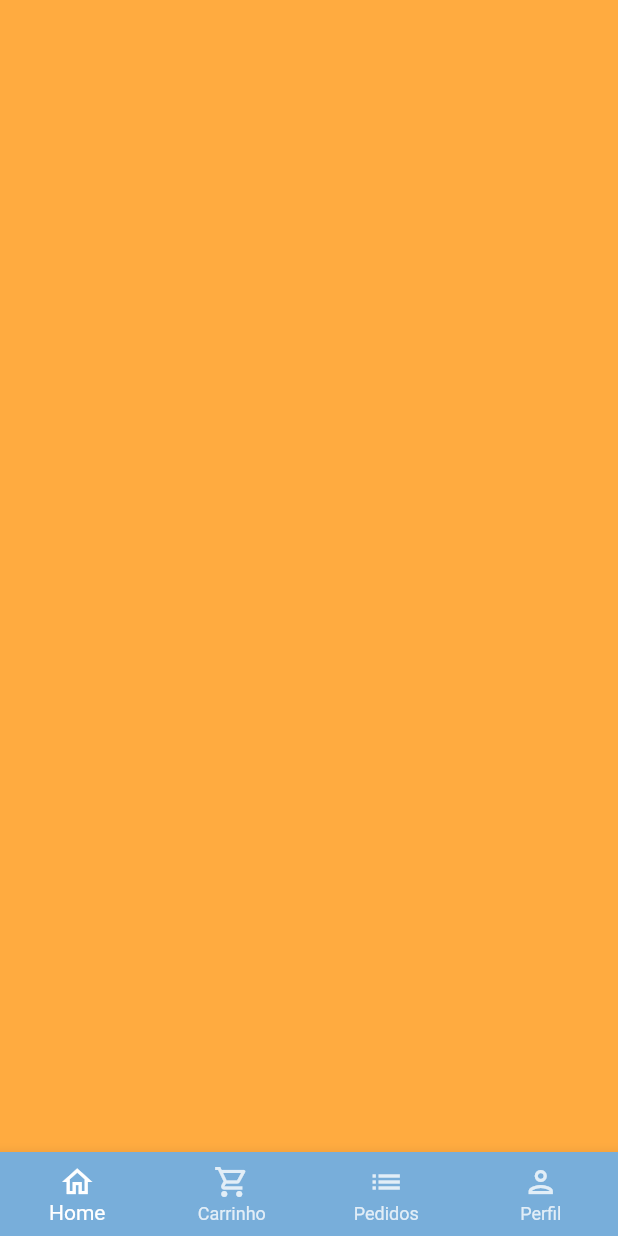
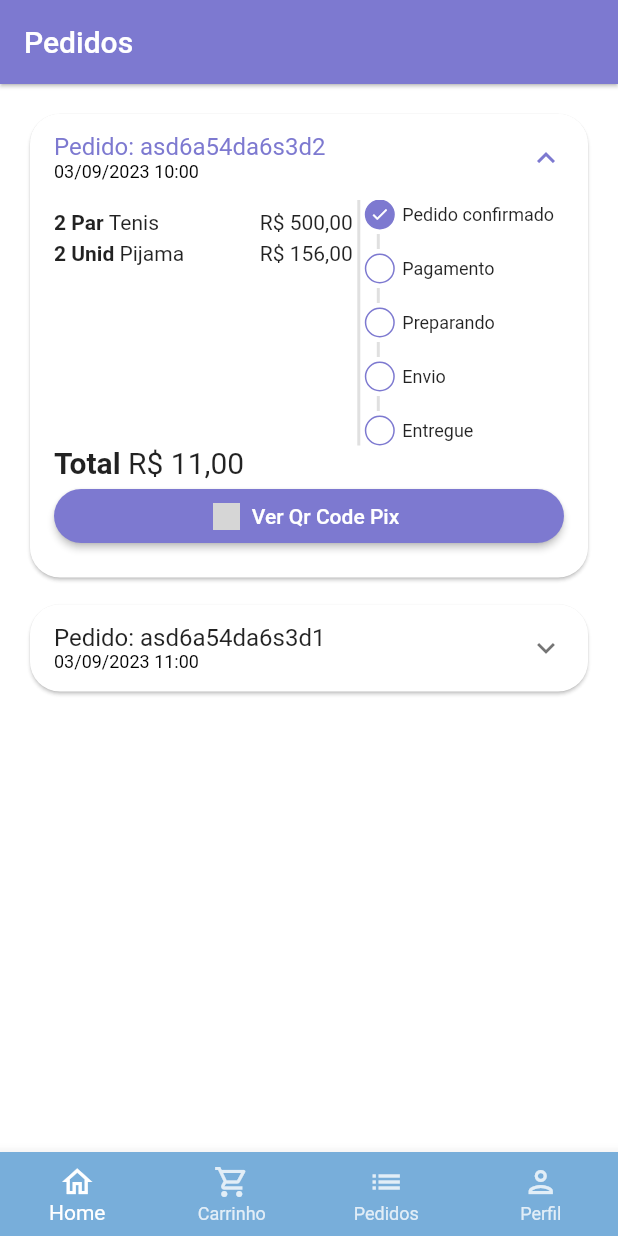
Before and after one commit to Estevao-Nicolau/LojaVirtual, a Flutter app: the BaseScreen screen opened directly, swiped to page 3, on a phone screen of 412 x 824 dp. Run offline on Flutter 3.47's test engine with Material 2 defaults, Android fonts, the phone set to English and light mode, and no system bars; our stand-ins replace animated_text_kit, badges, firebase_core, mask_text_input_formatter; accounts and stored records are empty; network calls fail; grey boxes are pictures that could not be loaded.

Commit message:
:heavy_plus_sign:Order

```diff
--- a/lib/src/config/app_data.dart
+++ b/lib/src/config/app_data.dart
@@ -1,5 +1,6 @@
 import 'package:lojavirtual/src/models/cart_item_model.dart';
 import 'package:lojavirtual/src/models/item_model.dart';
+import 'package:lojavirtual/src/models/order_model.dart';
 import 'package:lojavirtual/src/models/user_model.dart';
 
 // Relógio
@@ -107,3 +108,41 @@ UserModel user = UserModel(
   password: '123456',
   cpf: '356.956.267-88',
 );
+
+List<OrderModel> orders = [
+  // Pedido 01
+  OrderModel(
+    copyAndPaste: 'q1w2e3r4t5y6',
+    createdDateTime: DateTime.parse('2023-09-03 10:00:10.458'),
+    id: 'asd6a54da6s3d2',
+    status: 'pending_payment',
+    total: 11.0,
+    overdueDateTime: DateTime.parse('2023-09-03 10:00:10.458'),
+    items: [
+      CartItemModel(
+        item: shoes,
+        quantity: 2,
+      ),
+      CartItemModel(
+        item: pajama,
+        quantity: 2,
+      ),
+    ],
+  ),
+
+  // Pedido 02
+  OrderModel(
+    copyAndPaste: 'q1w2e3r4t5y3',
+    createdDateTime: DateTime.parse('2023-09-03 11:00:10.458'),
+    id: 'asd6a54da6s3d1',
+    status: 'shipping',
+    total: 11.0,
+    overdueDateTime: DateTime.parse('2023-09-03 11:00:10.458'),
+    items: [
+      CartItemModel(
+        item: perfume,
+        quantity: 2,
+      ),
+    ],
+  ),
+];
--- /dev/null
+++ b/lib/src/models/order_model.dart
@@ -0,0 +1,21 @@
+import 'package:lojavirtual/src/models/cart_item_model.dart';
+
+class OrderModel {
+  String id;
+  DateTime createdDateTime;
+  DateTime overdueDateTime;
+  List<CartItemModel> items;
+  String status;
+  String copyAndPaste;
+  double total;
+
+  OrderModel({
+    required this.copyAndPaste,
+    required this.createdDateTime,
+    required this.id,
+    required this.overdueDateTime,
+    required this.items,
+    required this.status,
+    required this.total,
+  });
+}
--- a/lib/src/pages/base/base_screen.dart
+++ b/lib/src/pages/base/base_screen.dart
@@ -3,6 +3,8 @@ import 'package:lojavirtual/src/config/theme_colors.dart';
 import 'package:lojavirtual/src/pages/cart/cart_tab.dart';
 import 'package:lojavirtual/src/pages/home/home_tab.dart';
 import 'package:lojavirtual/src/pages/profile/profile_tab.dart';
+
+import '../orders/orders_tab.dart';
 
 class BaseScreen extends StatefulWidget {
   BaseScreen({Key? key}) : super(key: key);
@@ -24,7 +26,7 @@ class _BaseScreenState extends State<BaseScreen> {
         children: [
           HomeTab(),
           CartTab(),
-          Container(color: Colors.orangeAccent),
+          OrdersTab(),
           ProfileTab(),
         ],
       ),
--- /dev/null
+++ b/lib/src/pages/orders/components/order_status_widget.dart
@@ -0,0 +1,130 @@
+import 'package:flutter/material.dart';
+
+import '../../../config/theme_colors.dart';
+
+class OrderStatus extends StatelessWidget {
+  final String status;
+  final bool isOverdue;
+
+  final Map<String, int> allStatus = <String, int>{
+    'pending_payment': 0,
+    'refunded': 1,
+    'paid': 2,
+    'preparing_purchase': 3,
+    'shipping': 4,
+    'delivered': 5,
+  };
+
+  int get currentStatus => allStatus[status]!;
+
+  OrderStatus({
+    Key? key,
+    required this.status,
+    required this.isOverdue,
+  }) : super(key: key);
+
+  @override
+  Widget build(BuildContext context) {
+    return Column(
+      crossAxisAlignment: CrossAxisAlignment.start,
+      children: [
+        _StatusDot(
+          isActive: true,
+          title: 'Pedido confirmado',
+        ),
+        _CustomDivider(),
+        if (currentStatus == 1) ...[
+          _StatusDot(
+            isActive: true,
+            title: 'Pix estornado',
+            backgroundColor: Colors.orange,
+          ),
+        ] else if (isOverdue) ...[
+          _StatusDot(
+            isActive: true,
+            title: 'Pagamento Pix vencido',
+            backgroundColor: Colors.red,
+          ),
+        ] else ...[
+          _StatusDot(
+            isActive: currentStatus >= 2,
+            title: 'Pagamento',
+          ),
+          _CustomDivider(),
+          _StatusDot(
+            isActive: currentStatus >= 3,
+            title: 'Preparando',
+          ),
+          _CustomDivider(),
+          _StatusDot(
+            isActive: currentStatus >= 4,
+            title: 'Envio',
+          ),
+          _CustomDivider(),
+          _StatusDot(
+            isActive: currentStatus == 5,
+            title: 'Entregue',
+          ),
+        ],
+      ],
+    );
+  }
+}
+
+class _CustomDivider extends StatelessWidget {
+  const _CustomDivider({Key? key}) : super(key: key);
+
+  @override
+  Widget build(BuildContext context) {
+    return Container(
+      margin: const EdgeInsets.symmetric(
+        horizontal: 8,
+        vertical: 3,
+      ),
+      height: 10,
+      width: 2,
+      color: Colors.grey.shade300,
+    );
+  }
+}
+
+class _StatusDot extends StatelessWidget {
+  final bool isActive;
+  final String title;
+  final Color? backgroundColor;
+  const _StatusDot(
+      {Key? key,
+      required this.isActive,
+      required this.title,
+      this.backgroundColor})
+      : super(key: key);
+
+  @override
+  Widget build(BuildContext context) {
+    return Row(
+      children: [
+        // Dot
+        Container(
+          alignment: Alignment.center,
+          height: 20,
+          width: 20,
+          decoration: BoxDecoration(
+            shape: BoxShape.circle,
+            border: Border.all(
+              color: CustomColors.customSwathColor,
+            ),
+            color: isActive
+                ? backgroundColor ?? CustomColors.customSwathColor
+                : Colors.transparent,
+          ),
+          child: isActive
+              ? Icon(Icons.check, size: 13, color: Colors.white)
+              : SizedBox.shrink(),
+        ),
+        SizedBox(width: 5),
+        // Texto
+        Expanded(child: Text(title, style: TextStyle(fontSize: 12)))
+      ],
+    );
+  }
+}
--- /dev/null
+++ b/lib/src/pages/orders/components/order_title.dart
@@ -0,0 +1,138 @@
+import 'package:flutter/material.dart';
+import 'package:lojavirtual/src/models/cart_item_model.dart';
+import '../../../models/order_model.dart';
+import '../../../services/utils_services.dart';
+import 'order_status_widget.dart';
+
+class OrderTile extends StatelessWidget {
+  final OrderModel order;
+
+  OrderTile({Key? key, required this.order}) : super(key: key);
+
+  final UtilsServices utilsServices = new UtilsServices();
+
+  @override
+  Widget build(BuildContext context) {
+    return Card(
+      shape: RoundedRectangleBorder(borderRadius: BorderRadius.circular(20)),
+      child: Theme(
+        data: Theme.of(context).copyWith(dividerColor: Colors.transparent),
+        child: ExpansionTile(
+          initiallyExpanded: order.status == 'pending_payment',
+          title: Column(
+            mainAxisSize: MainAxisSize.min,
+            crossAxisAlignment: CrossAxisAlignment.start,
+            children: [
+              Text('Pedido: ${order.id}'),
+              Text(
+                utilsServices.formatDateTime(order.createdDateTime),
+                style: TextStyle(
+                  fontSize: 12,
+                  color: Colors.black,
+                ),
+              ),
+            ],
+          ),
+          childrenPadding: const EdgeInsets.fromLTRB(16, 0, 16, 16),
+          expandedCrossAxisAlignment: CrossAxisAlignment.stretch,
+          children: [
+            IntrinsicHeight(
+              child: Row(
+                children: [
+                  // Lista de Produtos
+                  Expanded(
+                      flex: 3,
+                      child: SizedBox(
+                        height: 150,
+                        child: ListView(
+                            children: order.items.map((e) {
+                          return _OrderitemWidger(
+                            utilsServices: utilsServices,
+                            orderItem: e,
+                          );
+                        }).toList()),
+                      )),
+                  // Divisão
+                  VerticalDivider(
+                    color: Colors.grey.shade300,
+                    thickness: 2,
+                    width: 8,
+                  ),
+
+                  // Status do pedido
+                  Expanded(
+                      flex: 2,
+                      child: OrderStatus(
+                          status: order.status,
+                          isOverdue:
+                              order.overdueDateTime.isBefore(DateTime.now()))),
+                ],
+              ),
+            ),
+            // Total
+            Text.rich(
+              TextSpan(
+                style: TextStyle(
+                  fontSize: 20,
+                ),
+                children: [
+                  TextSpan(
+                    text: 'Total ',
+                    style: TextStyle(fontWeight: FontWeight.bold),
+                  ),
+                  TextSpan(text: utilsServices.priceToCurrency(order.total))
+                ],
+              ),
+            ),
+            // Botão Pagamento
+            Visibility(
+              visible: order.status == 'pending_payment',
+              child: ElevatedButton.icon(
+                style: ElevatedButton.styleFrom(
+                  shape: RoundedRectangleBorder(
+                    borderRadius: BorderRadius.circular(20),
+                  ),
+                ),
+                onPressed: () {},
+                icon: Image.asset(
+                  '/Users/nicolaudev/Flutter_Projects/LojaVirtual/assets/pix.png',
+                  height: 18,
+                ),
+                label: Text('Ver Qr Code Pix'),
+              ),
+            )
+          ],
+        ),
+      ),
+    );
+  }
+}
+
+class _OrderitemWidger extends StatelessWidget {
+  const _OrderitemWidger({
+    Key? key,
+    required this.utilsServices,
+    required this.orderItem,
+  }) : super(key: key);
+
+  final UtilsServices utilsServices;
+
+  final CartItemModel orderItem;
+
+  @override
+  Widget build(BuildContext context) {
+    return Padding(
+      padding: const EdgeInsets.only(bottom: 5),
+      child: Row(
+        children: [
+          Text(
+            '${orderItem.quantity} ${orderItem.item.unit} ',
+            style: const TextStyle(fontWeight: FontWeight.bold),
+          ),
+          Expanded(child: Text(orderItem.item.itemName)),
+          Text(utilsServices.priceToCurrency(orderItem.totalPrice()))
+        ],
+      ),
+    );
+  }
+}
--- /dev/null
+++ b/lib/src/pages/orders/orders_tab.dart
@@ -0,0 +1,24 @@
+import 'package:flutter/material.dart';
+import 'package:flutter/src/foundation/key.dart';
+import 'package:lojavirtual/src/pages/orders/components/order_title.dart';
+import 'package:lojavirtual/src/config/app_data.dart' as appData;
+
+class OrdersTab extends StatelessWidget {
+  const OrdersTab({Key? key}) : super(key: key);
+
+  @override
+  Widget build(BuildContext context) {
+    return Scaffold(
+      appBar: AppBar(title: const Text('Pedidos')),
+      body: ListView.separated(
+        padding: const EdgeInsets.all(16),
+        physics: const BouncingScrollPhysics(),
+        separatorBuilder: (_, index) => SizedBox(height: 10),
+        itemBuilder: (_, index) => OrderTile(
+          order: appData.orders[index],
+        ),
+        itemCount: appData.orders.length,
+      ),
+    );
+  }
+}
--- a/lib/src/pages/profile/profile_tab.dart
+++ b/lib/src/pages/profile/profile_tab.dart
@@ -101,7 +101,8 @@ class _ProfileTabState extends State<ProfileTab> {
     return showDialog(
         context: context,
         builder: (context) {
-          return SingleChildScrollView(
+          return Center(
+            child: SingleChildScrollView(
               child: Dialog(
                   shape: RoundedRectangleBorder(
                       borderRadius: BorderRadius.circular(20)),
@@ -175,6 +176,7 @@ class _ProfileTabState extends State<ProfileTab> {
                       ),
                     ],
                   )),
+            ),
           );
         });
   }
--- a/lib/src/services/utils_services.dart
+++ b/lib/src/services/utils_services.dart
@@ -1,8 +1,17 @@
 import 'package:intl/intl.dart';
+import 'package:intl/date_symbol_data_local.dart';
 
 class UtilsServices {
   String priceToCurrency(double price) {
     NumberFormat numberFormat = NumberFormat.simpleCurrency(locale: 'pt_BR');
     return numberFormat.format(price);
   }
+
+  String formatDateTime(DateTime dateTime) {
+    initializeDateFormatting();
+
+    DateFormat dateFormat = DateFormat.yMd('pt_BR').add_Hm();
+    return dateFormat.format(dateTime);
+  }
+
 }
--- a/pubspec.yaml
+++ b/pubspec.yaml
@@ -68,8 +68,8 @@ flutter:
   uses-material-design: true
 
   # To add assets to your application, add an assets section, like this:
-  # assets:
-  #   - images/a_dot_burr.jpeg
+  assets:
+    - assests/
   #   - images/a_dot_ham.jpeg
 
   # An image asset can refer to one or more resolution-specific "variants", see
```
Also changed, not shown: assets/pix.png (added). Lines whose indentation alone changed are shown as unchanged.
